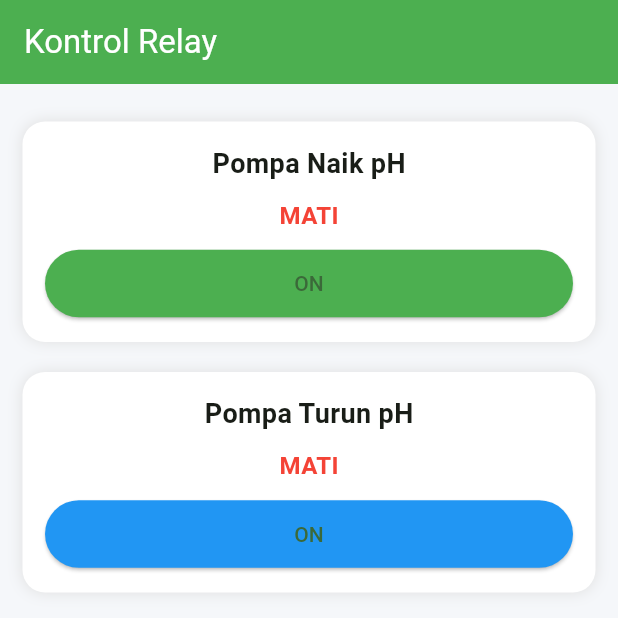
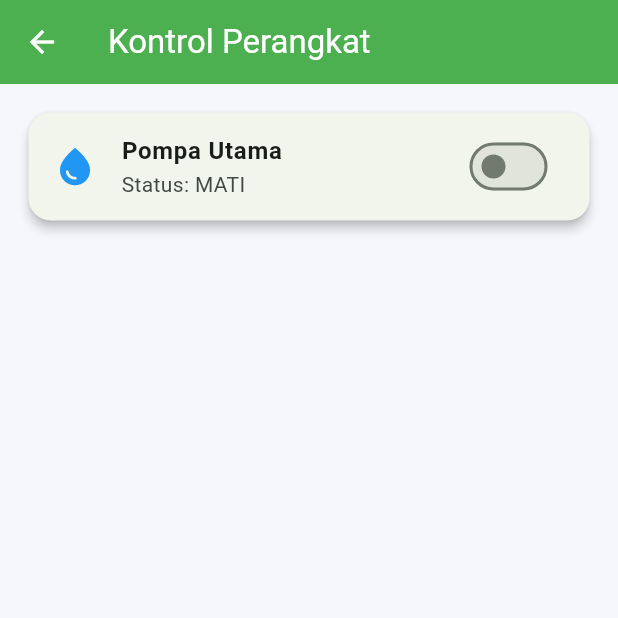
Before and after one commit to malvinsetyawan18-commits/Aplikasi-Asencers, a Flutter app: the ControlPage screen opened directly, on a phone screen of 412 x 824 dp, the top half of it. Run offline on Flutter 3.47's test engine with Material 3 defaults, Android fonts, the phone set to English and light mode, and no system bars; our stand-ins replace camera, dio.

Commit message:
feat: tambah endpoint kontrol pompa via mqtt

```diff
--- a/lib/frontend/control_page.dart
+++ b/lib/frontend/control_page.dart
@@ -1,4 +1,5 @@
 import 'package:flutter/material.dart';
+import 'package:aplikasi_pertamaku/services/api_service.dart'; // Sesuaikan path-nya
 
 class ControlPage extends StatefulWidget {
   const ControlPage({super.key});
@@ -8,104 +9,67 @@ class ControlPage extends StatefulWidget {
 }
 
 class _ControlPageState extends State<ControlPage> {
-  bool relayUp = false;
-  bool relayDown = false;
+  bool _isPumpOn = false;
+  bool _isLoading = false;
+  final ApiService _apiService = ApiService();
 
-  void toggleRelayUp() {
+  // Fungsi mengendalikan pompa lewat ApiService
+  void _togglePompa(bool value) async {
     setState(() {
-      relayUp = !relayUp;
+      _isLoading = true;
     });
 
-    // TODO: kirim ke backend / ESP32
+    try {
+      String statusStr = value ? "ON" : "OFF";
+
+      // Mengirim perintah ke backend FastAPI -> VPS -> ESP32
+      final response = await _apiService.controlPump(statusStr);
+
+      if (response['status'] == 'success') {
+        setState(() {
+          _isPumpOn = value; // Ubah status tombol di aplikasi jika sukses
+        });
       }
-
-  void toggleRelayDown() {
+    } catch (e) {
+      ScaffoldMessenger.of(context).showSnackBar(
+        SnackBar(content: Text('Gagal mengontrol pompa: $e')),
+      );
+    } finally {
       setState(() {
-      relayDown = !relayDown;
+        _isLoading = false;
       });
-
-    // TODO: kirim ke backend / ESP32
     }
-
-  Widget buildControlCard({
-    required String title,
-    required bool status,
-    required VoidCallback onToggle,
-    required Color color,
-  }) {
-    return Container(
-      margin: const EdgeInsets.symmetric(vertical: 10),
-      padding: const EdgeInsets.all(15),
-      decoration: BoxDecoration(
-        color: Colors.white,
-        borderRadius: BorderRadius.circular(15),
-        boxShadow: [
-          BoxShadow(
-            color: Colors.grey.shade300,
-            blurRadius: 8,
-          )
-        ],
-      ),
-      child: Column(
-        children: [
-          Text(
-            title,
-            style: const TextStyle(fontSize: 18, fontWeight: FontWeight.bold),
-          ),
-
-          const SizedBox(height: 10),
-
-          Text(
-            status ? "AKTIF" : "MATI",
-            style: TextStyle(
-              fontSize: 16,
-              color: status ? Colors.green : Colors.red,
-              fontWeight: FontWeight.bold,
-            ),
-          ),
-
-          const SizedBox(height: 10),
-
-          ElevatedButton(
-            onPressed: onToggle,
-            style: ElevatedButton.styleFrom(
-              backgroundColor: color,
-              minimumSize: const Size(double.infinity, 45),
-            ),
-            child: Text(status ? "OFF" : "ON"),
-          ),
-        ],
-      ),
-    );
   }
 
   @override
   Widget build(BuildContext context) {
     return Scaffold(
       appBar: AppBar(
-        title: const Text("Kontrol Relay"),
+        title: const Text("Kontrol Perangkat"),
         backgroundColor: Colors.green,
         foregroundColor: Colors.white,
       ),
-      body: Padding(
+      body: _isLoading
+          ? const Center(child: CircularProgressIndicator())
+          : ListView(
               padding: const EdgeInsets.all(15),
-        child: Column(
               children: [
-            buildControlCard(
-              title: "Pompa Naik pH",
-              status: relayUp,
-              onToggle: toggleRelayUp,
-              color: Colors.green,
+                Card(
+                  elevation: 3,
+                  shape: RoundedRectangleBorder(borderRadius: BorderRadius.circular(15)),
+                  child: ListTile(
+                    leading: const Icon(Icons.water_drop, color: Colors.blue, size: 30),
+                    title: const Text("Pompa Utama", style: TextStyle(fontWeight: FontWeight.bold)),
+                    subtitle: Text(_isPumpOn ? "Status: HIDUP" : "Status: MATI"),
+                    trailing: Switch(
+                      value: _isPumpOn,
+                      onChanged: _togglePompa, // Memicu fungsi kontrol saat digeser
+                      activeColor: Colors.green,
                     ),
-
-            buildControlCard(
-              title: "Pompa Turun pH",
-              status: relayDown,
-              onToggle: toggleRelayDown,
-              color: Colors.blue,
                   ),
+                ),
+                // Anda bisa menambahkan Card serupa di bawah ini untuk RELAY2, RELAY3 (pH Up/Down), dll.
               ],
-        ),
             ),
     );
   }
--- a/lib/services/api_service.dart
+++ b/lib/services/api_service.dart
@@ -9,10 +9,14 @@ class ApiService {
   late final Dio _dio;
 
   ApiService() {
-    _dio = Dio(BaseOptions(baseUrl: baseUrl));
+    _dio = Dio(BaseOptions(
+      baseUrl: baseUrl,
+      connectTimeout: const Duration(seconds: 5),
+      receiveTimeout: const Duration(seconds: 5),
+    ));
   }
 
-  // 1. Disesuaikan jalur endpoint-nya jika di backend menggunakan prefix /device
+  // 1. Disesuaikan jalur endpoint-nya jika di backend menggunakan prefix /device (Tetap Sama)
   Future<Map<String, dynamic>> pairDevice(String deviceId, String petani) async {
     try {
       final response = await _dio.post('/device/pair-device', data: {
@@ -25,12 +29,12 @@ class ApiService {
     }
   }
 
-  // 2. Fungsi untuk mengambil daftar seluruh device untuk dipasang ke UI
+  // 2. Fungsi untuk mengambil daftar seluruh device untuk dipasang ke UI (Tetap Sama)
   Future<List<dynamic>> getAllDevices() async {
     try {
       final response = await _dio.get('/device/list-devices');
       if (response.data['status'] == 'success') {
-        return response.data['data']; // Mengembalikan array/list device dari VPS
+        return response.data['data'];
       }
       return [];
     } catch (e) {
@@ -38,17 +42,14 @@ class ApiService {
     }
   }
 
-  // 3. Fungsi mengambil data sensor (Sudah Diperbaiki untuk format Array Node-RED)
+  // 3. Fungsi mengambil data sensor (Tetap Sama)
   Future<SensorData> getSensorData(String deviceId) async {
     try {
       final response = await _dio.get('/sensor/$deviceId');
 
-      // Node-RED mengirimkan data dalam bentuk List/Array [ {} ] dari PostgreSQL
       if (response.data is List && (response.data as List).isNotEmpty) {
-        // Ambil data indeks pertama [0] (data terbaru) lalu masukkan ke model SensorData
         return SensorData.fromJson(response.data[0]);
       } else if (response.data is Map<String, dynamic>) {
-        // Antisipasi jika format Node-RED langsung berupa Object/Map
         return SensorData.fromJson(response.data);
       } else {
         throw Exception('Format data tidak sesuai atau database kosong');
@@ -58,6 +59,23 @@ class ApiService {
     }
   }
 
+  // 4. TAMBAHKAN INI: Fungsi untuk kontrol pompa
+  Future<Map<String, dynamic>> controlPump(String status) async {
+    try {
+      // Mengirim data menggunakan FormData karena backend Python menggunakan Form(...)
+      final response = await _dio.post(
+        '/device/control-pump',
+        data: FormData.fromMap({
+          'status': status, // Kirim "ON" atau "OFF"
+        }),
+      );
+      return response.data;
+    } catch (e) {
+      throw Exception('Gagal mengontrol pompa: $e');
+    }
+  }
+
+  // 5. Fungsi Analisis Gambar (Tetap Sama)
   Future<Map<String, dynamic>> analyzeImage(File imageFile, String deviceId) async {
     try {
       final name = basename(imageFile.path);
@@ -76,6 +94,7 @@ class ApiService {
     }
   }
 
+  // 6. Fungsi AI Chat (Tetap Sama)
   Future<Map<String, dynamic>> sendAiChat(String message, String deviceId) async {
     try {
       final response = await _dio.post('/ai-chat', data: {
```
Also changed, not shown: lib/frontend/ai_page.dart (+45 -17 lines), lib/main.dart (+98 -20 lines), lib/models/sensor_model.dart (+7 -6 lines), 2 other files. Lines whose indentation alone changed are shown as unchanged.
